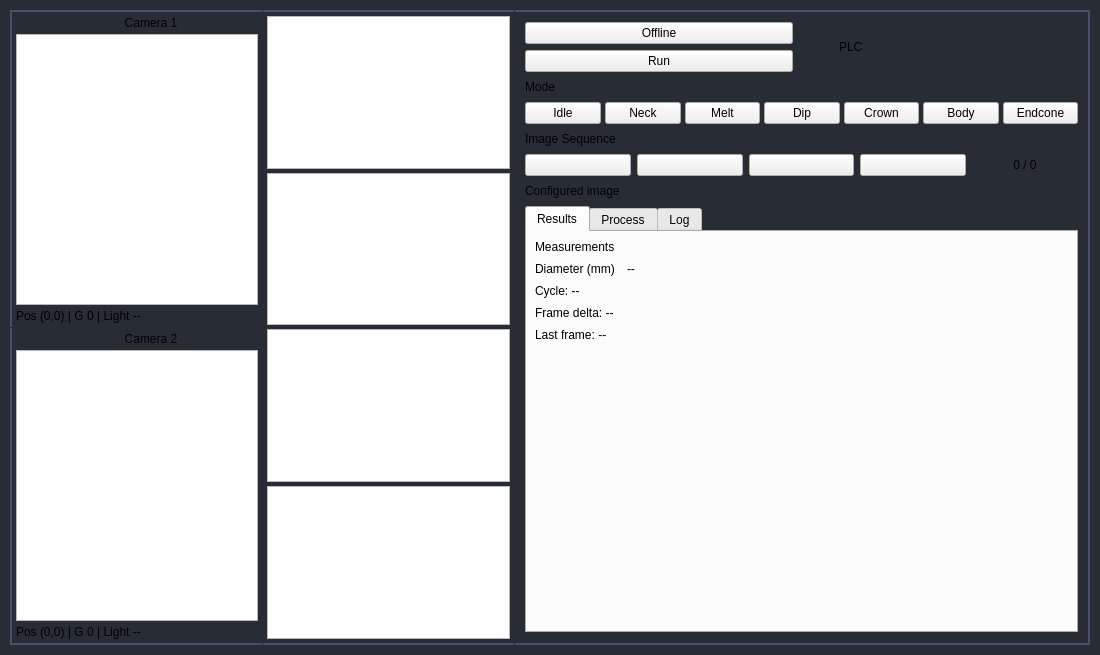
Above: ui/PageHome.ui from bruceking0825/PVA_DualCam before the change. Below: the same form after it.
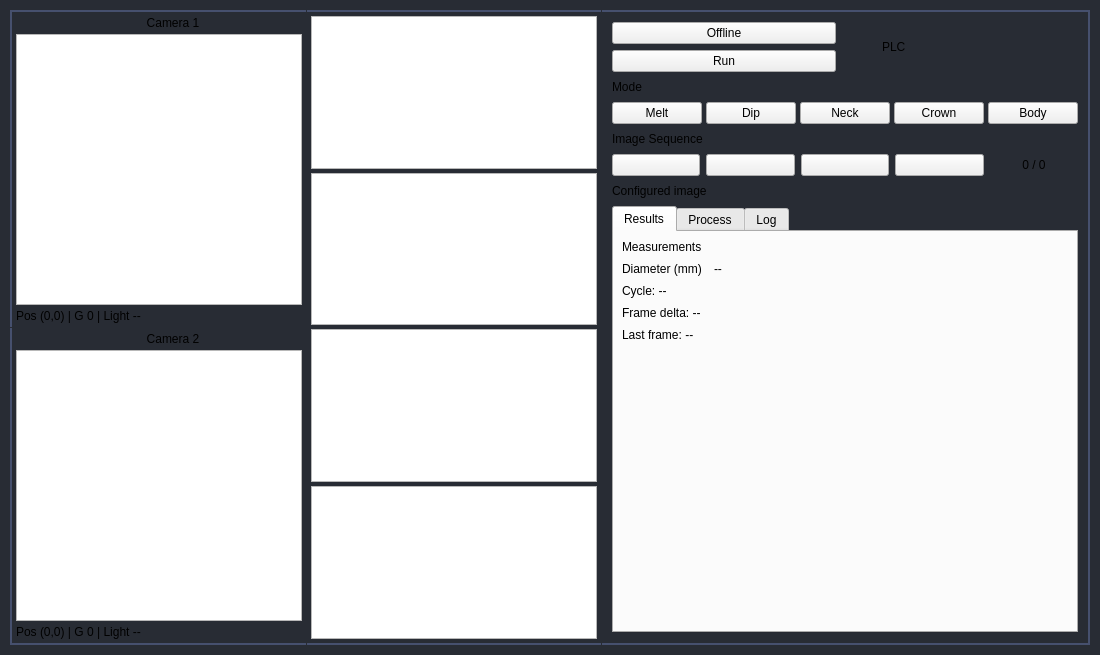
That is the form after the change. Icons and pictures are not drawn. Custom widgets are drawn as their Qt base class.

Commit message: use gradient percent on neck

Diff of the .ui file:
```diff
--- a/ui/PageHome.ui
+++ b/ui/PageHome.ui
@@ -376,26 +376,6 @@
          <property name="spacing">
           <number>4</number>
          </property>
-         <item>
-          <widget class="QPushButton" name="btnStageIdle">
-           <property name="text">
-            <string>Idle</string>
-           </property>
-           <property name="checkable">
-            <bool>true</bool>
-           </property>
-          </widget>
-         </item>
-         <item>
-          <widget class="QPushButton" name="btnStageNeck">
-           <property name="text">
-            <string>Neck</string>
-           </property>
-           <property name="checkable">
-            <bool>true</bool>
-           </property>
-          </widget>
-         </item>
          <item>
           <widget class="QPushButton" name="btnStageMelt">
            <property name="text">
@@ -416,6 +396,16 @@
            </property>
           </widget>
          </item>
+         <item>
+          <widget class="QPushButton" name="btnStageNeck">
+           <property name="text">
+            <string>Neck</string>
+           </property>
+           <property name="checkable">
+            <bool>true</bool>
+           </property>
+          </widget>
+         </item>
          <item>
           <widget class="QPushButton" name="btnStageCrown">
            <property name="text">
@@ -436,16 +426,12 @@
            </property>
           </widget>
          </item>
-         <item>
-          <widget class="QPushButton" name="btnStageEndcone">
-           <property name="text">
-            <string>Endcone</string>
-           </property>
-           <property name="checkable">
-            <bool>true</bool>
-           </property>
-          </widget>
-         </item>
+
+
+
+
+
+
         </layout>
        </item>
        <item>
```
The commit also changes 28 other files.
